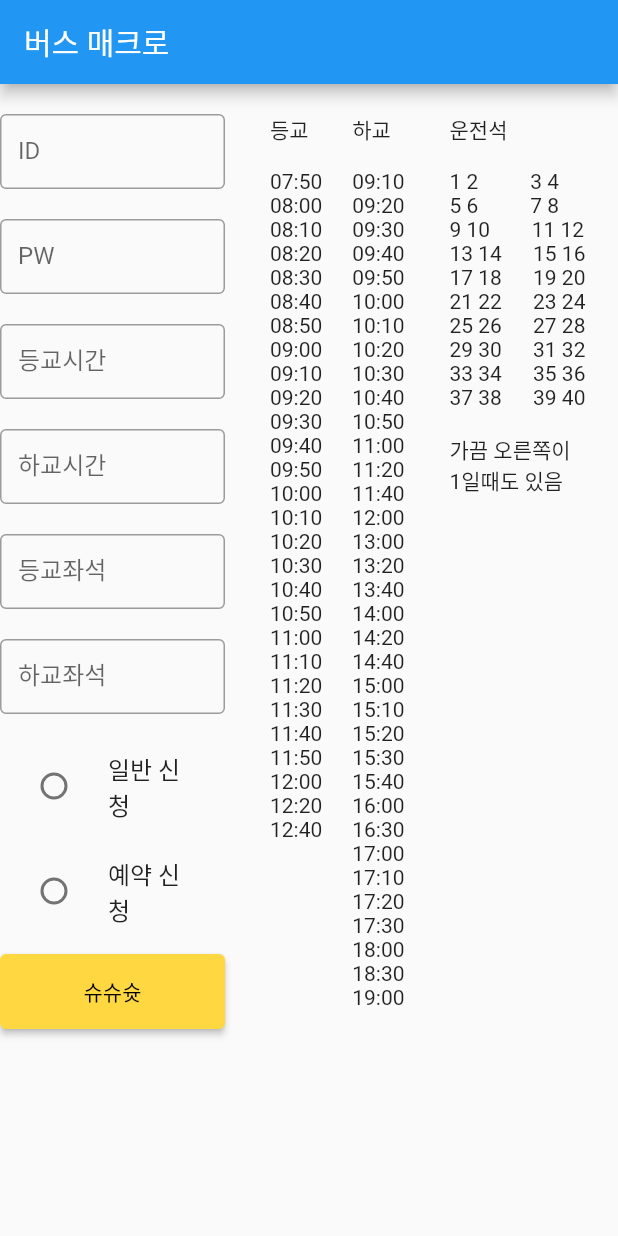
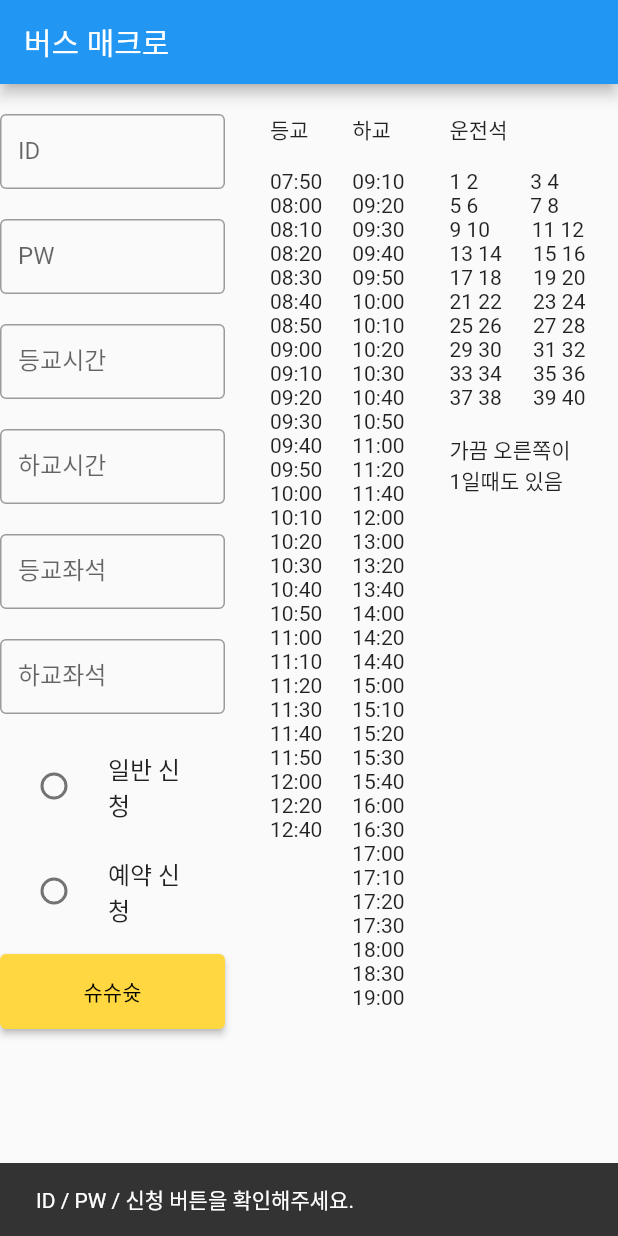
Before and after one commit to Chaean00/busmacroApp-master, a Flutter app: the screen it shows after launch, after a tap on "슈슈슛", on a phone screen of 412 x 824 dp. Run offline on Flutter 3.47's test engine with Material 2 defaults, Android fonts, the phone set to English and light mode, and no system bars; our stand-ins replace dio.

```diff
--- a/lib/main.dart
+++ b/lib/main.dart
@@ -43,7 +43,9 @@ class _MyAppState extends State<MyApp> {
           appBar: AppBar(
             title: Text('버스 매크로'),
           ),
-        body: SingleChildScrollView(
+          body: Builder(
+            builder: (context) {
+              return SingleChildScrollView(
                 child: Row(
                   crossAxisAlignment: CrossAxisAlignment.start,
                   mainAxisAlignment: MainAxisAlignment.start,
@@ -152,9 +154,9 @@ class _MyAppState extends State<MyApp> {
                           ),
                         ),
                         SizedBox(height: 20,),
-                  ElevatedButton(onPressed: isButtonEnabled ? () {
-
-                    if (selectedRadio == 1) {
+                        SizedBox(
+                          child: ElevatedButton(onPressed: isButtonEnabled ? () {
+                            if (selectedRadio == 1 && _id != '' && _pw != '') {
                               setState(() {
                                 stateText = "실행 중";
                               });
@@ -163,7 +165,7 @@ class _MyAppState extends State<MyApp> {
                                 stateText = "실행 완료";
                               });
                               isButtonEnabled = false;
-                    } else if (selectedRadio == 2) {
+                            } else if (selectedRadio == 2 && _id != '' && _pw != '') {
                               setState(() {
                                 stateText = "실행 중";
                               });
@@ -172,6 +174,12 @@ class _MyAppState extends State<MyApp> {
                                 stateText = "실행 완료";
                               });
                               isButtonEnabled = false;
+                            } else {
+                              ScaffoldMessenger.of(context).showSnackBar(
+                                SnackBar(
+                                  content: Text('ID / PW / 신청 버튼을 확인해주세요.'),
+                                ),
+                              );
                             }
                           } : null,
                             style: ElevatedButton.styleFrom(
@@ -180,6 +188,7 @@ class _MyAppState extends State<MyApp> {
                               fixedSize: const Size(150, 50),
                             ),
                             child: Text(stateText),
+                          ),
                         ),
                       ],
                     ),
@@ -212,6 +221,8 @@ class _MyAppState extends State<MyApp> {
                     )
                   ],
                 ),
+              );
+            }
           ),
         )
     );
```
Lines whose indentation alone changed are shown as unchanged.
